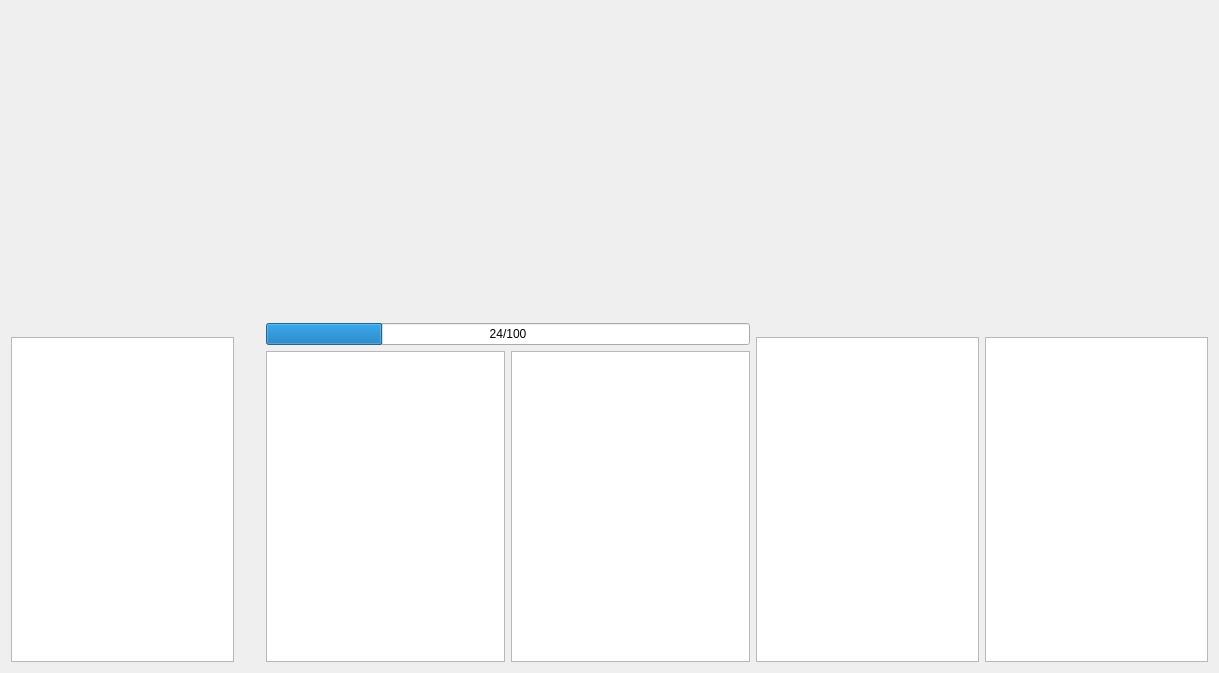
Qt form front.ui (ideallx/Hexagon) before a commit.
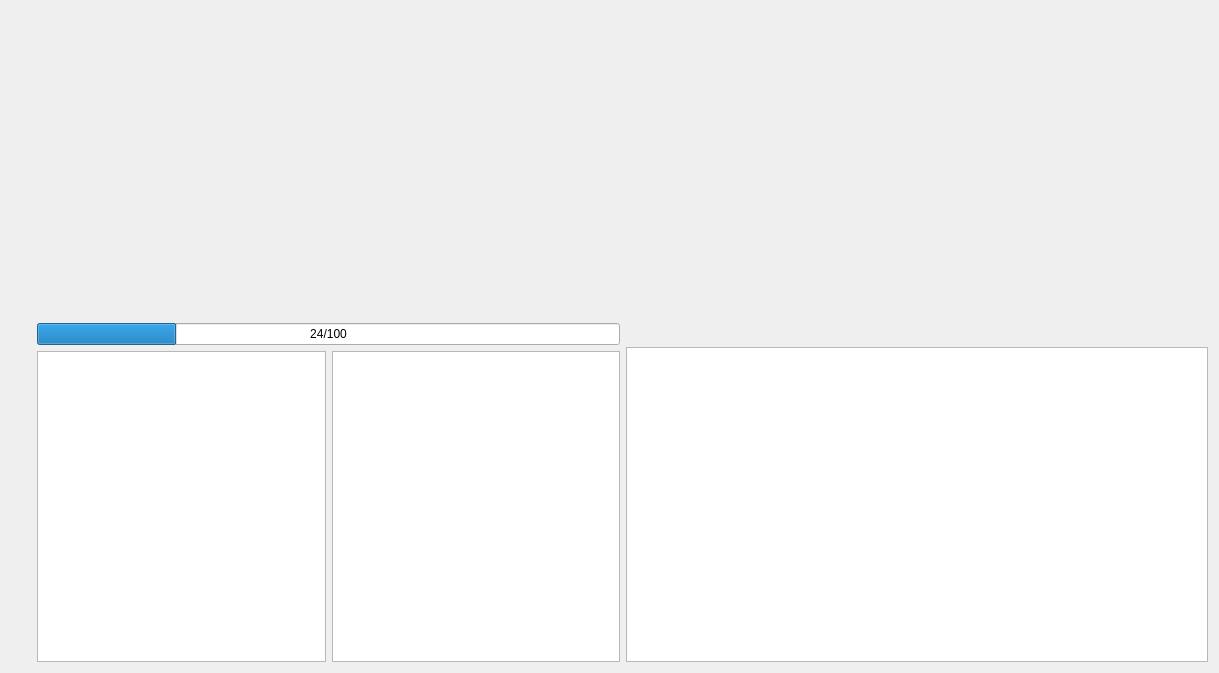
The same form after that commit.

```diff
--- a/front.ui
+++ b/front.ui
@@ -13,7 +13,7 @@
   <property name="windowTitle">
    <string>Form</string>
   </property>
-  <layout class="QHBoxLayout" name="horizontalLayout_4">
+  <layout class="QHBoxLayout" name="horizontalLayout_5">
    <item>
     <layout class="QVBoxLayout" name="leftBlock">
      <property name="sizeConstraint">
@@ -39,36 +39,16 @@
            </property>
           </spacer>
          </item>
+         <item>
+          <widget class="QLabel" name="head">
+           <property name="text">
+            <string/>
+           </property>
+          </widget>
+         </item>
         </layout>
        </item>
       </layout>
-     </item>
-     <item>
-      <widget class="QGraphicsView" name="map"/>
-     </item>
-    </layout>
-   </item>
-   <item>
-    <layout class="QVBoxLayout" name="itemBlock">
-     <item>
-      <spacer name="verticalSpacer_5">
-       <property name="orientation">
-        <enum>Qt::Vertical</enum>
-       </property>
-       <property name="sizeHint" stdset="0">
-        <size>
-         <width>20</width>
-         <height>40</height>
-        </size>
-       </property>
-      </spacer>
-     </item>
-     <item>
-      <widget class="QLabel" name="head">
-       <property name="text">
-        <string/>
-       </property>
-      </widget>
      </item>
     </layout>
    </item>
@@ -118,26 +98,6 @@
      </item>
     </layout>
    </item>
-   <item>
-    <layout class="QVBoxLayout" name="avatersBlock">
-     <item>
-      <spacer name="verticalSpacer_2">
-       <property name="orientation">
-        <enum>Qt::Vertical</enum>
-       </property>
-       <property name="sizeHint" stdset="0">
-        <size>
-         <width>20</width>
-         <height>40</height>
-        </size>
-       </property>
-      </spacer>
-     </item>
-     <item>
-      <widget class="QGraphicsView" name="items"/>
-     </item>
-    </layout>
-   </item>
    <item>
     <layout class="QVBoxLayout" name="rightBlock">
      <property name="sizeConstraint">
@@ -148,7 +108,24 @@
        <item>
         <layout class="QVBoxLayout" name="verticalLayout">
          <item>
-          <layout class="QVBoxLayout" name="rightHeros"/>
+          <layout class="QHBoxLayout" name="horizontalLayout_4">
+           <item>
+            <spacer name="horizontalSpacer">
+             <property name="orientation">
+              <enum>Qt::Horizontal</enum>
+             </property>
+             <property name="sizeHint" stdset="0">
+              <size>
+               <width>40</width>
+               <height>20</height>
+              </size>
+             </property>
+            </spacer>
+           </item>
+           <item>
+            <layout class="QVBoxLayout" name="rightHeros"/>
+           </item>
+          </layout>
          </item>
          <item>
           <spacer name="verticalSpacer_3">
@@ -163,13 +140,17 @@
            </property>
           </spacer>
          </item>
+         <item>
+          <widget class="QGraphicsView" name="items">
+           <property name="layoutDirection">
+            <enum>Qt::LeftToRight</enum>
+           </property>
+          </widget>
+         </item>
         </layout>
        </item>
       </layout>
      </item>
-     <item>
-      <widget class="QGraphicsView" name="shop"/>
-     </item>
     </layout>
    </item>
   </layout>
```
Left out of the diff: 5 changed lines with no effect on the pictures.
